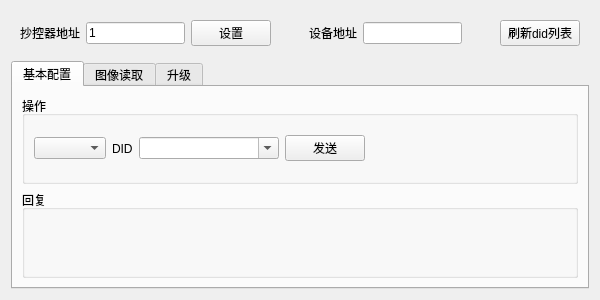
Above: source/plug/oip_ui.ui from chopin1993/protocolmaster-20210731 before the change. Below: the same form after it.
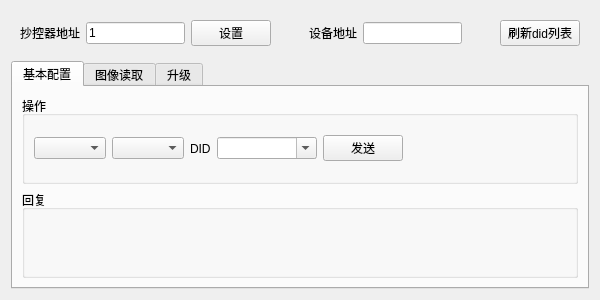
That is the form after the change.

Patch:
```diff
--- a/source/plug/oip_ui.ui
+++ b/source/plug/oip_ui.ui
@@ -103,6 +103,16 @@
           <item>
            <widget class="QComboBox" name="cmdComboBox"/>
           </item>
+          <item>
+           <widget class="QComboBox" name="typeComboBox">
+            <property name="minimumSize">
+             <size>
+              <width>30</width>
+              <height>0</height>
+             </size>
+            </property>
+           </widget>
+          </item>
           <item>
            <widget class="QLabel" name="didLabel">
             <property name="text">
@@ -117,7 +127,7 @@
             </property>
             <property name="minimumSize">
              <size>
-              <width>140</width>
+              <width>100</width>
               <height>0</height>
              </size>
             </property>
```
